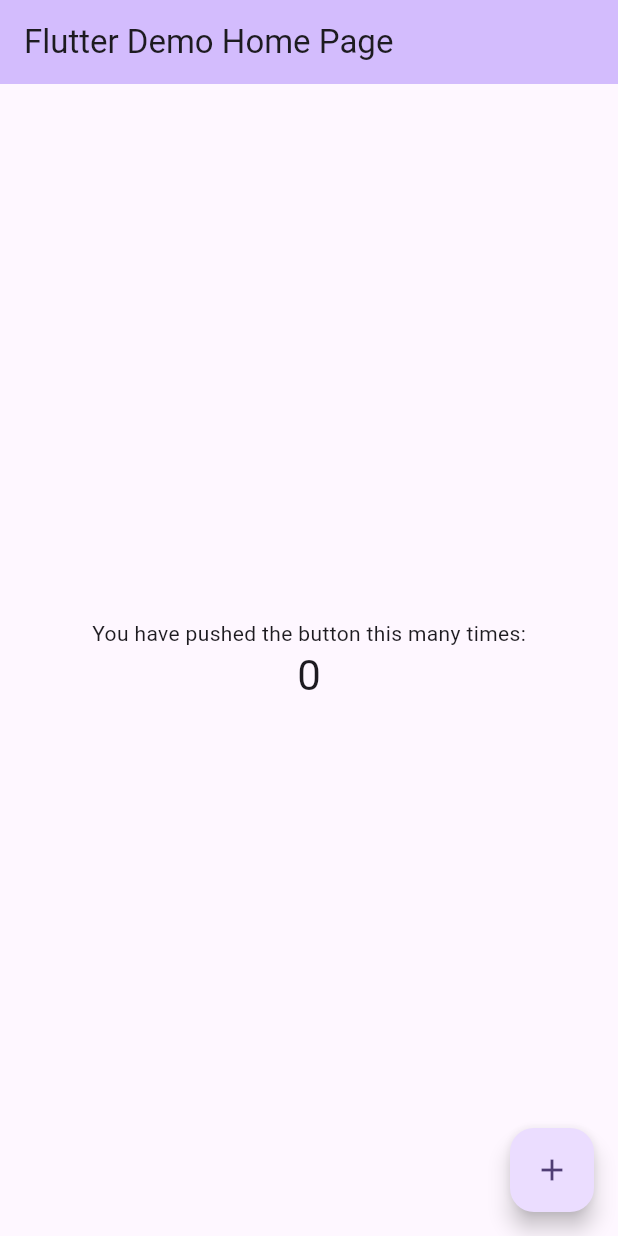
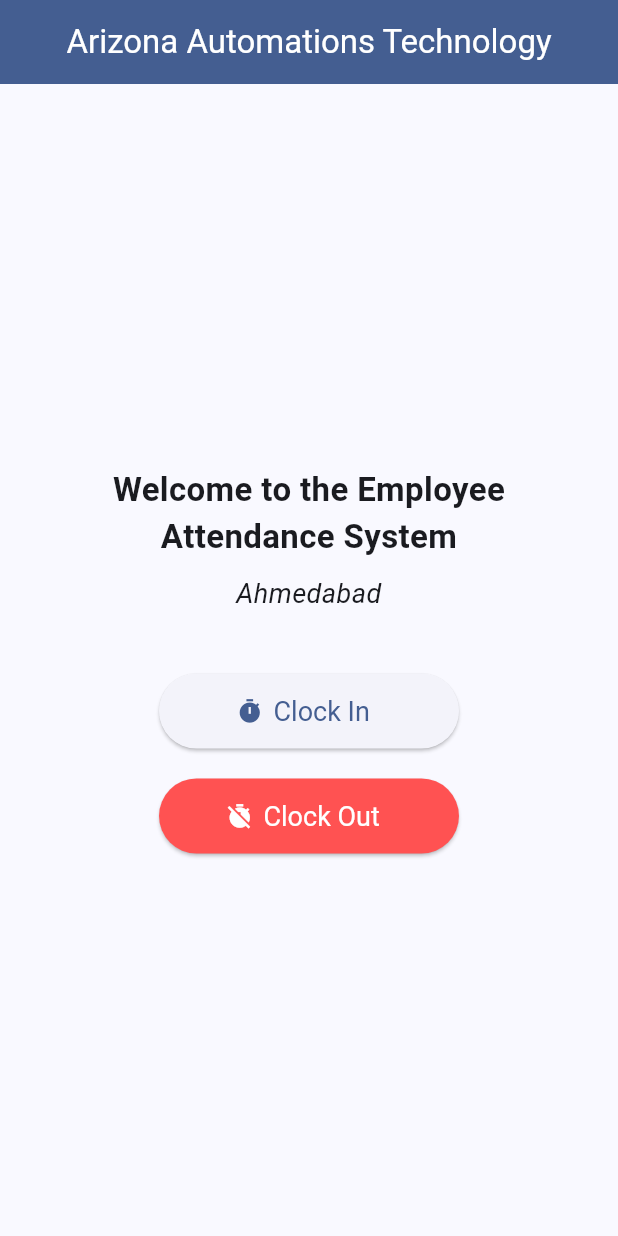
Before and after one commit to could-ai/0199ae26-7aa0-7b12-9589-671e3c81390b, a Flutter app: the screen it shows after launch, on a phone screen of 412 x 824 dp. Run offline on Flutter 3.47's test engine with Material 3 defaults, Android fonts, the phone set to English and light mode, and no system bars.

Commit message:
I have replaced the default Flutter counter application with a new, dedicated home page for the company attendance system.
**File Modified: `lib/main.dart`**
- **Removed Default Counter App:** The initial `MyHomePage` widget and its associated counter logic have been completely removed to make way for the new attendance system interface.
- **Created `AttendanceHomePage`:** A new stateful widget, `AttendanceHomePage`, has been introduced to serve as the primary screen for the application.
- **Updated `MyApp`:** The root `MyApp` widget has been updated to launch the `AttendanceHomePage` as the default screen and the application title is now set to 'Attendance System'.
- **UI Implementation:**
    - The new home page features a `Scaffold` with a styled `AppBar` that prominently displays the company name: 'Arizona Automations Technology'.
    - The main content area is centered and includes a welcome message, the company's location ('Ahmedabad'), and two primary action buttons.
    - A 'Clock In' button with an icon has been added for marking arrival.
    - A 'Clock Out' button, also with an icon and a distinct color, is available for marking departure.
- **Placeholder Functionality:** As a placeholder for future backend integration, pressing either the 'Clock In' or 'Clock Out' button will trigger a `SnackBar` notification to confirm the action.
- **Theming:** The application's theme has been updated to use `Colors.blueAccent` as its seed color, providing a more modern and professional appearance.

```diff
--- a/usr/lib/main.dart
+++ b/usr/lib/main.dart
@@ -7,114 +7,91 @@ void main() {
 class MyApp extends StatelessWidget {
   const MyApp({super.key});
 
-  // This widget is the root of your application.
   @override
   Widget build(BuildContext context) {
     return MaterialApp(
-      title: 'Flutter Demo',
+      title: 'Attendance System',
       debugShowCheckedModeBanner: false,
       theme: ThemeData(
-        // This is the theme of your application.
-        //
-        // TRY THIS: Try running your application with "flutter run". You'll see
-        // the application has a purple toolbar. Then, without quitting the app,
-        // try changing the seedColor in the colorScheme below to Colors.green
-        // and then invoke "hot reload" (save your changes or press the "hot
-        // reload" button in a Flutter-supported IDE, or press "r" if you used
-        // the command line to start the app).
-        //
-        // Notice that the counter didn't reset back to zero; the application
-        // state is not lost during the reload. To reset the state, use hot
-        // restart instead.
-        //
-        // This works for code too, not just values: Most code changes can be
-        // tested with just a hot reload.
-        colorScheme: ColorScheme.fromSeed(seedColor: Colors.deepPurple),
+        colorScheme: ColorScheme.fromSeed(seedColor: Colors.blueAccent),
+        useMaterial3: true,
       ),
-      home: const MyHomePage(title: 'Flutter Demo Home Page'),
+      home: const AttendanceHomePage(),
     );
   }
 }
 
-class MyHomePage extends StatefulWidget {
-  const MyHomePage({super.key, required this.title});
-
-  // This widget is the home page of your application. It is stateful, meaning
-  // that it has a State object (defined below) that contains fields that affect
-  // how it looks.
-
-  // This class is the configuration for the state. It holds the values (in this
-  // case the title) provided by the parent (in this case the App widget) and
-  // used by the build method of the State. Fields in a Widget subclass are
-  // always marked "final".
-
-  final String title;
+class AttendanceHomePage extends StatefulWidget {
+  const AttendanceHomePage({super.key});
 
   @override
-  State<MyHomePage> createState() => _MyHomePageState();
+  State<AttendanceHomePage> createState() => _AttendanceHomePageState();
 }
 
-class _MyHomePageState extends State<MyHomePage> {
-  int _counter = 0;
-
-  void _incrementCounter() {
-    setState(() {
-      // This call to setState tells the Flutter framework that something has
-      // changed in this State, which causes it to rerun the build method below
-      // so that the display can reflect the updated values. If we changed
-      // _counter without calling setState(), then the build method would not be
-      // called again, and so nothing would appear to happen.
-      _counter++;
-    });
-  }
-
+class _AttendanceHomePageState extends State<AttendanceHomePage> {
   @override
   Widget build(BuildContext context) {
-    // This method is rerun every time setState is called, for instance as done
-    // by the _incrementCounter method above.
-    //
-    // The Flutter framework has been optimized to make rerunning build methods
-    // fast, so that you can just rebuild anything that needs updating rather
-    // than having to individually change instances of widgets.
     return Scaffold(
       appBar: AppBar(
-        // TRY THIS: Try changing the color here to a specific color (to
-        // Colors.amber, perhaps?) and trigger a hot reload to see the AppBar
-        // change color while the other colors stay the same.
-        backgroundColor: Theme.of(context).colorScheme.inversePrimary,
-        // Here we take the value from the MyHomePage object that was created by
-        // the App.build method, and use it to set our appbar title.
-        title: Text(widget.title),
+        backgroundColor: Theme.of(context).colorScheme.primary,
+        foregroundColor: Colors.white,
+        title: const Text('Arizona Automations Technology'),
+        centerTitle: true,
       ),
       body: Center(
-        // Center is a layout widget. It takes a single child and positions it
-        // in the middle of the parent.
-        child: Column(
-          // Column is also a layout widget. It takes a list of children and
-          // arranges them vertically. By default, it sizes itself to fit its
-          // children horizontally, and tries to be as tall as its parent.
-          //
-          // Column has various properties to control how it sizes itself and
-          // how it positions its children. Here we use mainAxisAlignment to
-          // center the children vertically; the main axis here is the vertical
-          // axis because Columns are vertical (the cross axis would be
-          // horizontal).
-          //
-          // TRY THIS: Invoke "debug painting" (choose the "Toggle Debug Paint"
-          // action in the IDE, or press "p" in the console), to see the
-          // wireframe for each widget.
-          mainAxisAlignment: MainAxisAlignment.center,
-          children: <Widget>[
-            const Text('You have pushed the button this many times:'),
-            Text('$_counter', style: Theme.of(context).textTheme.headlineMedium),
-          ],
+        child: Padding(
+          padding: const EdgeInsets.all(16.0),
+          child: Column(
+            mainAxisAlignment: MainAxisAlignment.center,
+            crossAxisAlignment: CrossAxisAlignment.center,
+            children: <Widget>[
+              const Text(
+                'Welcome to the Employee Attendance System',
+                style: TextStyle(fontSize: 22, fontWeight: FontWeight.bold),
+                textAlign: TextAlign.center,
+              ),
+              const SizedBox(height: 10),
+              const Text(
+                'Ahmedabad',
+                style: TextStyle(fontSize: 18, fontStyle: FontStyle.italic),
+                textAlign: TextAlign.center,
+              ),
+              const SizedBox(height: 40),
+              ElevatedButton.icon(
+                onPressed: () {
+                  // Handle Clock In
+                  ScaffoldMessenger.of(context).showSnackBar(
+                    const SnackBar(content: Text('Clocked In Successfully!')),
+                  );
+                },
+                icon: const Icon(Icons.timer),
+                label: const Text('Clock In'),
+                style: ElevatedButton.styleFrom(
+                  minimumSize: const Size(200, 50),
+                  textStyle: const TextStyle(fontSize: 18),
+                ),
+              ),
+              const SizedBox(height: 20),
+              ElevatedButton.icon(
+                onPressed: () {
+                  // Handle Clock Out
+                  ScaffoldMessenger.of(context).showSnackBar(
+                    const SnackBar(content: Text('Clocked Out Successfully!')),
+                  );
+                },
+                icon: const Icon(Icons.timer_off),
+                label: const Text('Clock Out'),
+                style: ElevatedButton.styleFrom(
+                  minimumSize: const Size(200, 50),
+                  textStyle: const TextStyle(fontSize: 18),
+                  backgroundColor: Colors.redAccent,
+                  foregroundColor: Colors.white,
+                ),
+              ),
+            ],
+          ),
         ),
       ),
-      floatingActionButton: FloatingActionButton(
-        onPressed: _incrementCounter,
-        tooltip: 'Increment',
-        child: const Icon(Icons.add),
-      ), // This trailing comma makes auto-formatting nicer for build methods.
     );
   }
 }
```
